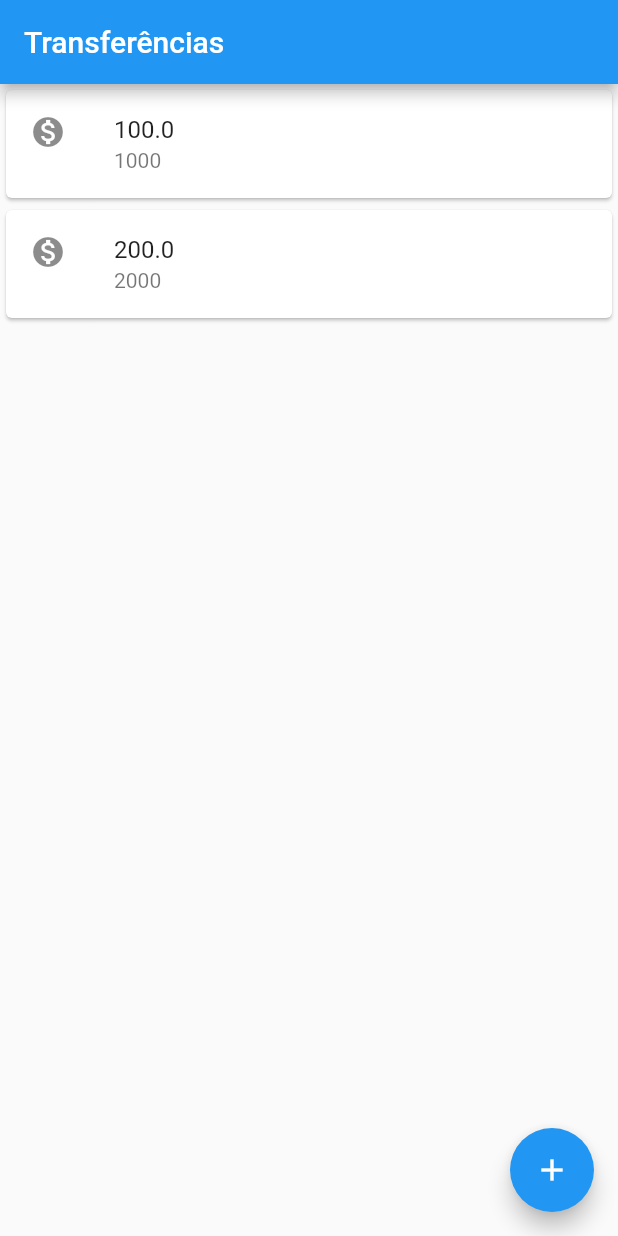
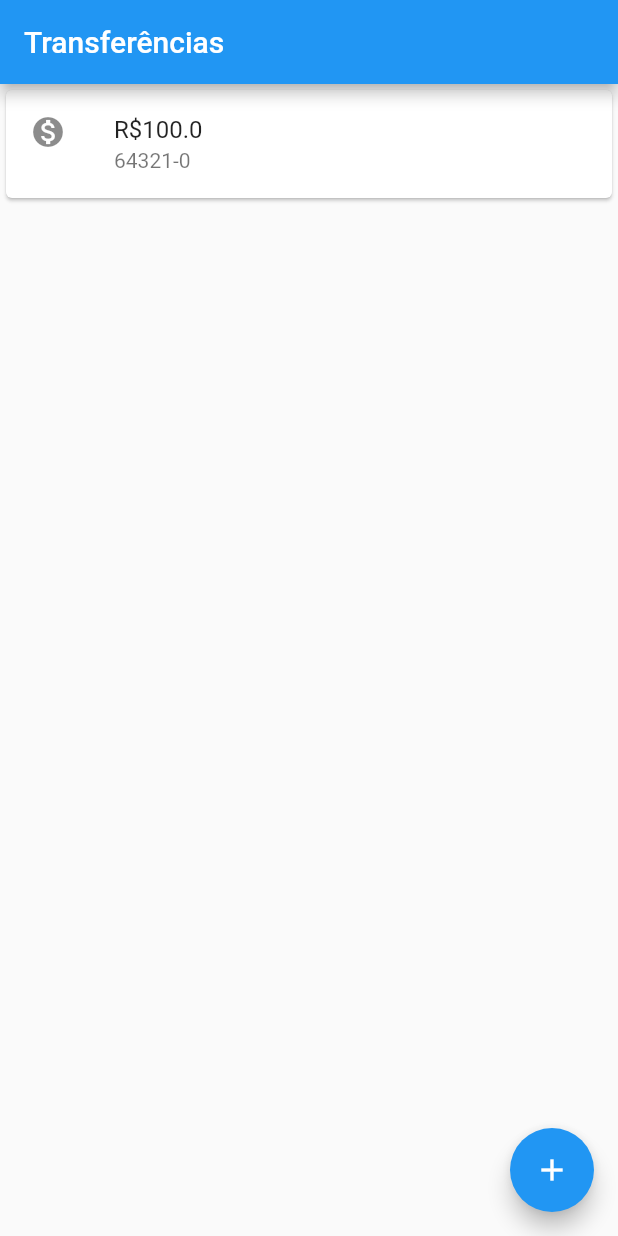
Before and after one commit to leonardonegrao/bytebank-flutter, a Flutter app: the screen it shows after launch, on a phone screen of 412 x 824 dp. Run offline on Flutter 3.47's test engine with Material 2 defaults, Android fonts, the phone set to English and light mode, and no system bars.

Commit message:
creates WireTransfer classes

```diff
--- a/lib/main.dart
+++ b/lib/main.dart
@@ -3,24 +3,7 @@ import 'package:flutter/material.dart';
 void main() => runApp(
   MaterialApp(
     home: Scaffold(
-      body: Column(
-        children: [
-          Card(
-            child: ListTile(
-              leading: Icon(Icons.monetization_on),
-              title: Text('100.0'),
-              subtitle: Text('1000'),
-            ),
-          ),
-          Card(
-            child: ListTile(
-              leading: Icon(Icons.monetization_on),
-              title: Text('200.0'),
-              subtitle: Text('2000'),
-            ),
-          ),
-        ],
-      ),
+      body: WireTransferList(),
       appBar: AppBar(
         title: Text('Transferências'),
       ),
@@ -30,3 +13,46 @@ void main() => runApp(
     ),
   ),
 );
+
+class WireTransferList extends StatelessWidget {
+  @override
+  Widget build(BuildContext context) {
+    return Column(
+      children: [
+        WireTransferItem(new WireTransfer(100.0, "64321-0")),
+      ],
+    );
+  }
+}
+
+class WireTransferItem extends StatelessWidget {
+
+  final WireTransfer _wireTransfer;
+
+  const WireTransferItem(this._wireTransfer);
+
+  getValueAsCurrency() {
+    final valueAsString =  this
+        ._wireTransfer.value.toString();
+    final valueAsCurrency = 'R\$' + valueAsString;
+    return valueAsCurrency;
+  }
+
+  @override
+  Widget build(BuildContext context) {
+    return Card(
+      child: ListTile(
+        leading: Icon(Icons.monetization_on),
+        title: Text(getValueAsCurrency()),
+        subtitle: Text(_wireTransfer.accountNumber),
+      ),
+    );
+  }
+}
+
+class WireTransfer {
+  final double value;
+  final String accountNumber;
+
+  WireTransfer(this.value, this.accountNumber);
+}
```
